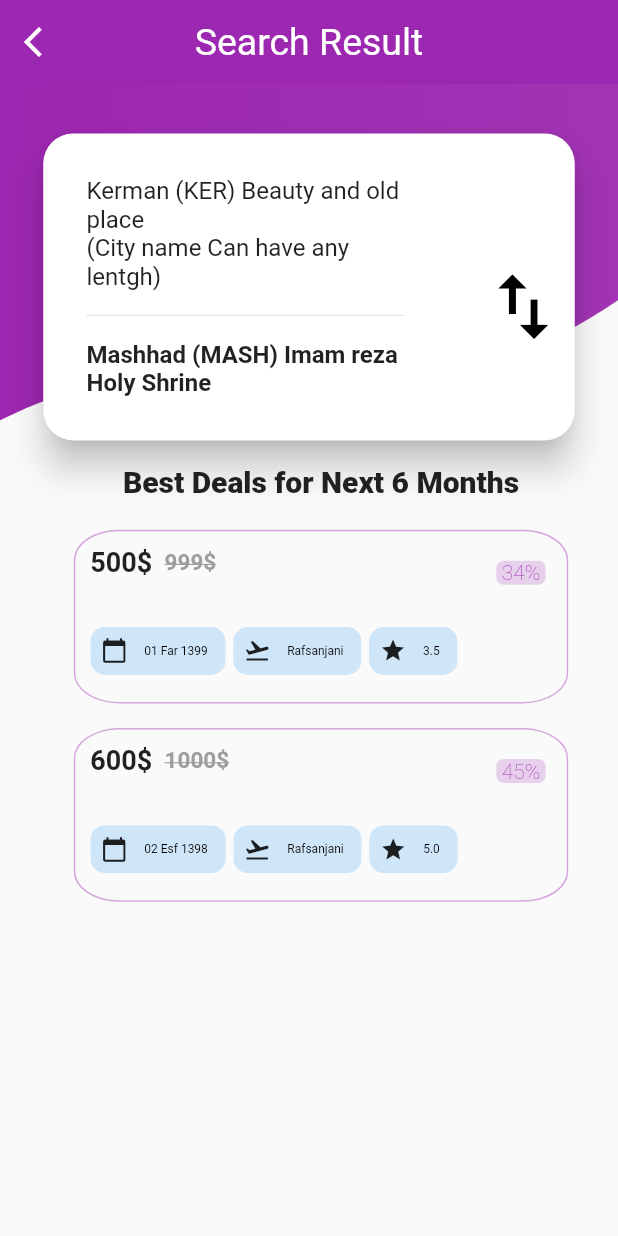
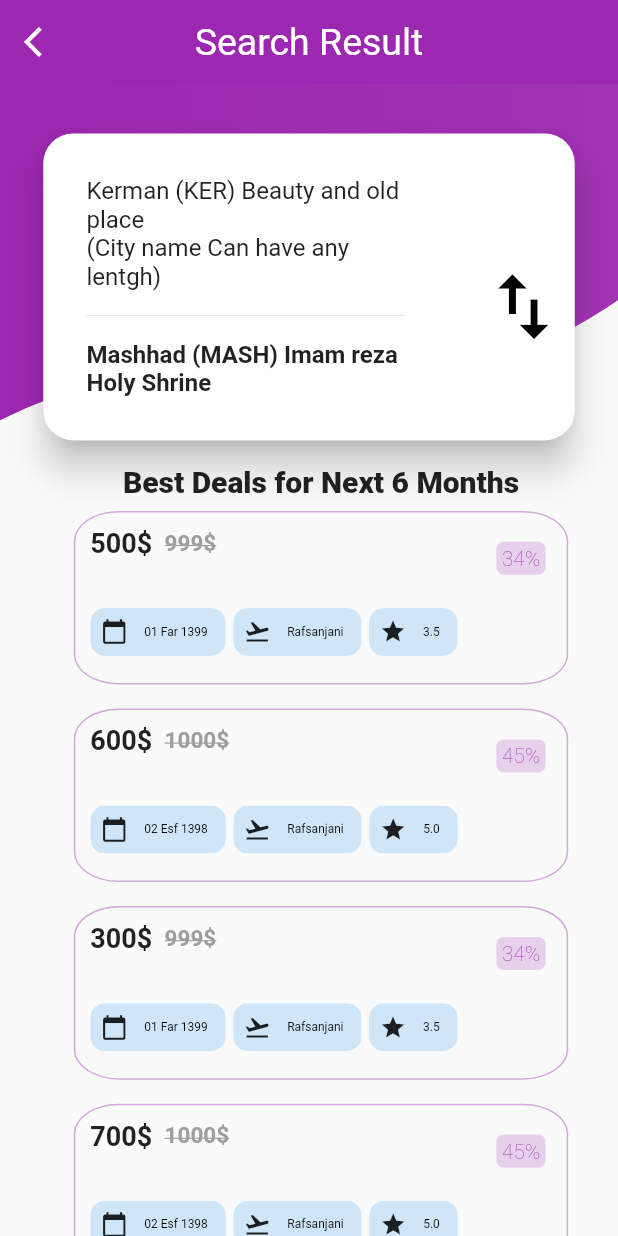
Before and after one commit to hasanm08/travel-app, a Flutter app: the SecondPage screen opened directly, on a phone screen of 412 x 824 dp. Run offline on Flutter 3.47's test engine with Material 2 defaults, Android fonts, the phone set to English and light mode, and no system bars.

Commit message:
SecondPage improved
Signed-off-by: hasanm08 <hasanmahani08@gmail.com>

```diff
--- a/lib/SecondPage.dart
+++ b/lib/SecondPage.dart
@@ -1,3 +1,4 @@
+import 'package:flutter/cupertino.dart';
 import 'package:flutter/material.dart';
 import 'package:tutvideo/main.dart' as prefix0;
 
@@ -22,12 +23,15 @@ class SecondPage extends StatelessWidget{
             style: TextStyle(fontSize: 25, fontWeight: FontWeight.w400),),
         ),
         body:
-        Column(
+        SingleChildScrollView(
+          scrollDirection: Axis.vertical,
+          child: Column(
             // mainAxisAlignment: MainAxisAlignment.spaceBetween,
             mainAxisSize: MainAxisSize.max,
             children: <Widget>[
               StackTop(), StackDown()
-          ],)
+            ],),
+        )
 
     );
   }
@@ -49,20 +53,38 @@ class StackDown extends StatelessWidget {
                     fontWeight: FontWeight.w900,
                     fontSize: 20
                 )),
-            SizedBox(height: prefix0.height * .025,),
+            ListView(
+              scrollDirection: Axis.vertical,
+              shrinkWrap: true,
+              physics: ClampingScrollPhysics(),
+              children: <Widget>[
                 FlightCard(Date: "01 Far 1399",
                   PercentOff: "34",
                   Price: "500",
                   Rating: 3.5,
                   FlightTo: "Rafsanjani",
                   OldPrice: "999",),
-            SizedBox(height: prefix0.height * .02,),
                 FlightCard(Date: "02 Esf 1398",
                   PercentOff: "45",
                   Price: "600",
                   Rating: 5,
                   FlightTo: "Rafsanjani",
                   OldPrice: "1000",),
+                FlightCard(Date: "01 Far 1399",
+                  PercentOff: "34",
+                  Price: "300",
+                  Rating: 3.5,
+                  FlightTo: "Rafsanjani",
+                  OldPrice: "999",),
+                FlightCard(Date: "02 Esf 1398",
+                  PercentOff: "45",
+                  Price: "700",
+                  Rating: 5,
+                  FlightTo: "Rafsanjani",
+                  OldPrice: "1000",),
+
+              ],
+            )
 
           ],
         )
@@ -78,12 +100,14 @@ class FlightCard extends StatelessWidget {
   double Rating;
   String OldPrice;
 
-  FlightCard(
-      {this.Date, this.FlightTo, this.PercentOff, this.Price, this.Rating, this.OldPrice});
+  FlightCard({this.Date, this.FlightTo, this.PercentOff, this.Price, this.Rating, this.OldPrice});
 
   @override
   Widget build(BuildContext context) {
-    return Stack(
+    return Padding(
+      padding: const EdgeInsets.symmetric(vertical: 8.0),
+      child: Center(
+        child: Stack(
           children: <Widget>[
             Container(
               //height: prefix0.height/6,
@@ -91,7 +115,8 @@ class FlightCard extends StatelessWidget {
               padding: EdgeInsets.all(10),
               decoration: BoxDecoration(
                 borderRadius: BorderRadius.all(
-                Radius.lerp(Radius.elliptical(10, 20), Radius.circular(20), 2)),
+                    Radius.lerp(
+                        Radius.elliptical(10, 20), Radius.circular(20), 2)),
                 border: Border.all(color: BorderColor),
               ),
               child: Column(
@@ -134,6 +159,7 @@ class FlightCard extends StatelessWidget {
               top: prefix0.height * .025,
               right: 15,
               child: Container(
+                padding: EdgeInsets.symmetric(horizontal: 2, vertical: 3),
                 width: prefix0.width * .08,
                 decoration: BoxDecoration(
                     borderRadius: BorderRadius.all(Radius.circular(5)),
@@ -149,6 +175,8 @@ class FlightCard extends StatelessWidget {
               ),
             )
           ],
+        ),
+      ),
     );
   }
 
--- a/lib/main.dart
+++ b/lib/main.dart
@@ -15,8 +15,8 @@ void main() {
   ));
 }
  ThemeData appTheme=ThemeData(
-  primaryColor:Colors.purple //Colors.tealAccent,
-     , secondaryHeaderColor: Colors.blue //Colors.teal
+     primaryColor: Colors.purple, /* Colors.tealAccent,*/
+     secondaryHeaderColor: Colors.blue /* Colors.teal*/
   // fontFamily:
 );
 
```
Lines whose indentation alone changed are shown as unchanged.
